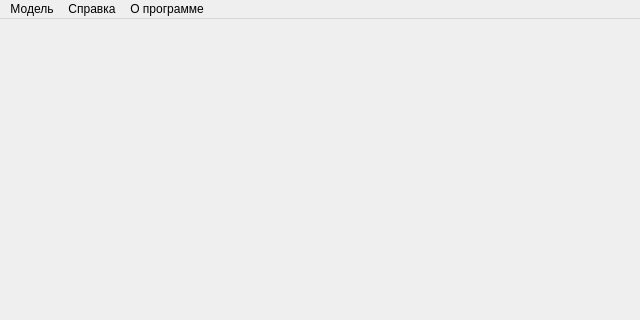
Before: the Qt Designer form lab_1/src/ui/modelviewer.ui in RullDeef/cpp-lab, drawn with Qt 5; both pictures show x 0 to 640 and y 0 to 320 of the 640 by 480 pixel window.
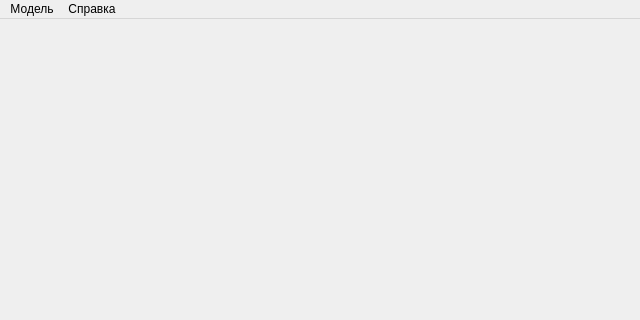
After: the same form once the commit is applied.

Patch:
```diff
--- a/lab_1/src/ui/modelviewer.ui
+++ b/lab_1/src/ui/modelviewer.ui
@@ -48,19 +48,15 @@
     <addaction name="modelLoadOpt"/>
     <addaction name="modelSaveOpt"/>
    </widget>
-   <widget class="QMenu" name="helpOpt">
+   <widget class="QMenu" name="helpMenu">
     <property name="title">
      <string>Справка</string>
     </property>
-   </widget>
-   <widget class="QMenu" name="aboutOpt">
-    <property name="title">
-     <string>О программе</string>
-    </property>
+    <addaction name="helpOpt"/>
+    <addaction name="infoOpt"/>
    </widget>
    <addaction name="menu"/>
-   <addaction name="helpOpt"/>
-   <addaction name="aboutOpt"/>
+   <addaction name="helpMenu"/>
   </widget>
   <action name="modelLoadOpt">
    <property name="text">
```
Left out of the diff: 10 changed lines with no effect on the pictures.
